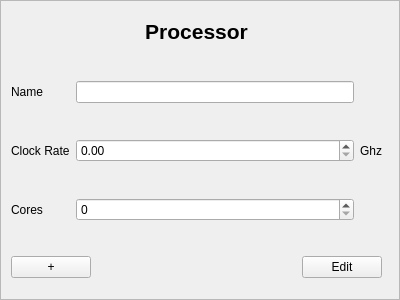
jmuelbert/jmbde-QT, file src/app/processorinputarea.ui: the form before one commit.
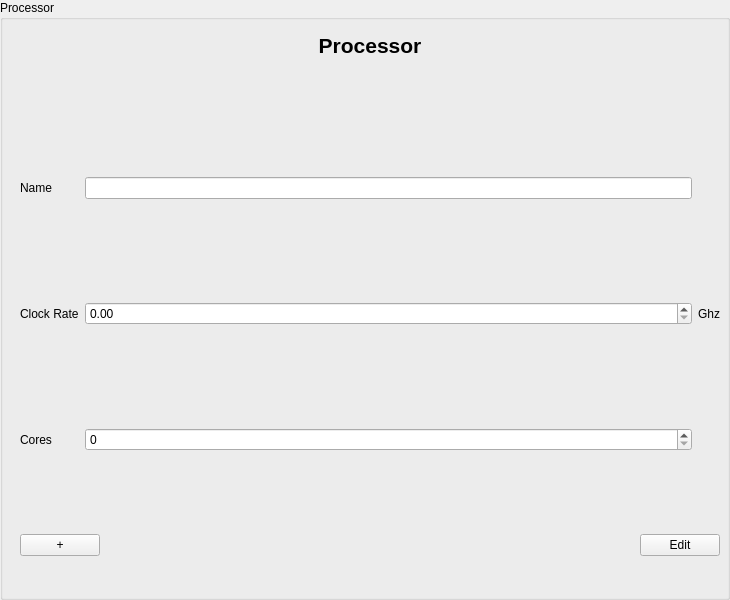
The form after the commit.

The edit to the form file:
```diff
--- a/src/app/processorinputarea.ui
+++ b/src/app/processorinputarea.ui
@@ -1,37 +1,40 @@
 <?xml version="1.0" encoding="UTF-8"?>
 <ui version="4.0">
  <class>ProcessorInputArea</class>
- <widget class="QScrollArea" name="ProcessorInputArea">
+ <widget class="QGroupBox" name="ProcessorInputArea">
   <property name="geometry">
    <rect>
     <x>0</x>
     <y>0</y>
-    <width>400</width>
-    <height>300</height>
+    <width>730</width>
+    <height>600</height>
    </rect>
   </property>
   <property name="windowTitle">
    <string>ScrollArea</string>
   </property>
-  <property name="widgetResizable">
-   <bool>true</bool>
+  <property name="accessibleName">
+   <string>ProcessorInputDialog</string>
   </property>
-  <widget class="QWidget" name="scrollAreaWidgetContents">
+  <property name="title">
+   <string>Processor</string>
+  </property>
+  <widget class="QWidget" name="formLayoutWidget" native="true">
    <property name="geometry">
     <rect>
-     <x>0</x>
-     <y>0</y>
-     <width>398</width>
-     <height>298</height>
+     <x>10</x>
+     <y>30</y>
+     <width>730</width>
+     <height>600</height>
     </rect>
    </property>
-   <widget class="QWidget" name="verticalLayoutWidget">
+   <widget class="QWidget" name="verticalLayoutWidget_Header">
     <property name="geometry">
      <rect>
       <x>10</x>
-      <y>10</y>
-      <width>371</width>
-      <height>41</height>
+      <y>0</y>
+      <width>700</width>
+      <height>30</height>
      </rect>
     </property>
     <layout class="QVBoxLayout" name="verticalLayout">
@@ -54,13 +57,52 @@
      </item>
     </layout>
    </widget>
+   <widget class="QWidget" name="verticalLayoutWidget_Buttons">
+    <property name="geometry">
+     <rect>
+      <x>10</x>
+      <y>500</y>
+      <width>700</width>
+      <height>30</height>
+     </rect>
+    </property>
+    <layout class="QHBoxLayout" name="horizontalLayout">
+     <item>
+      <widget class="QPushButton" name="pushButton_Add">
+       <property name="text">
+        <string>+</string>
+       </property>
+      </widget>
+     </item>
+     <item>
+      <spacer name="horizontalSpacer">
+       <property name="orientation">
+        <enum>Qt::Horizontal</enum>
+       </property>
+       <property name="sizeHint" stdset="0">
+        <size>
+         <width>40</width>
+         <height>20</height>
+        </size>
+       </property>
+      </spacer>
+     </item>
+     <item>
+      <widget class="QPushButton" name="pushButton_EditFinish">
+       <property name="text">
+        <string>Edit</string>
+       </property>
+      </widget>
+     </item>
+    </layout>
+   </widget>
    <widget class="QWidget" name="gridLayoutWidget">
     <property name="geometry">
      <rect>
       <x>10</x>
       <y>50</y>
-      <width>371</width>
-      <height>201</height>
+      <width>700</width>
+      <height>470</height>
      </rect>
     </property>
     <layout class="QGridLayout" name="gridLayout">
@@ -112,45 +154,6 @@
      </item>
     </layout>
    </widget>
-   <widget class="QWidget" name="verticalLayoutWidget_2">
-    <property name="geometry">
-     <rect>
-      <x>10</x>
-      <y>250</y>
-      <width>371</width>
-      <height>32</height>
-     </rect>
-    </property>
-    <layout class="QHBoxLayout" name="horizontalLayout">
-     <item>
-      <widget class="QPushButton" name="pushButton_Add">
-       <property name="text">
-        <string>+</string>
-       </property>
-      </widget>
-     </item>
-     <item>
-      <spacer name="horizontalSpacer">
-       <property name="orientation">
-        <enum>Qt::Horizontal</enum>
-       </property>
-       <property name="sizeHint" stdset="0">
-        <size>
-         <width>40</width>
-         <height>20</height>
-        </size>
-       </property>
-      </spacer>
-     </item>
-     <item>
-      <widget class="QPushButton" name="pushButton_EditFinish">
-       <property name="text">
-        <string>Edit</string>
-       </property>
-      </widget>
-     </item>
-    </layout>
-   </widget>
   </widget>
  </widget>
  <tabstops>
```
Left out of the diff: 2 changed lines with no effect on the pictures.
